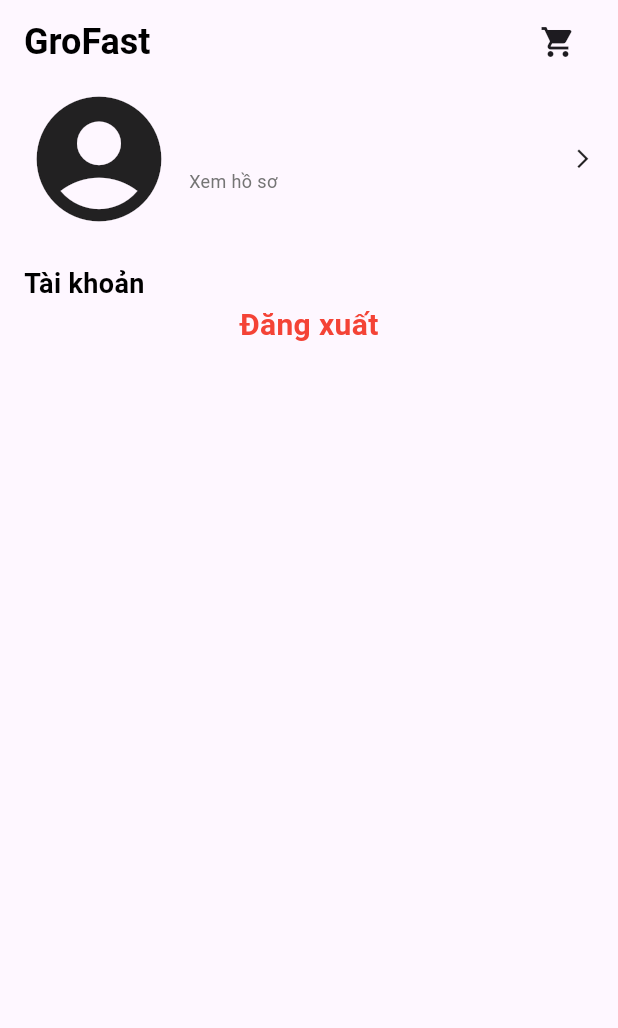
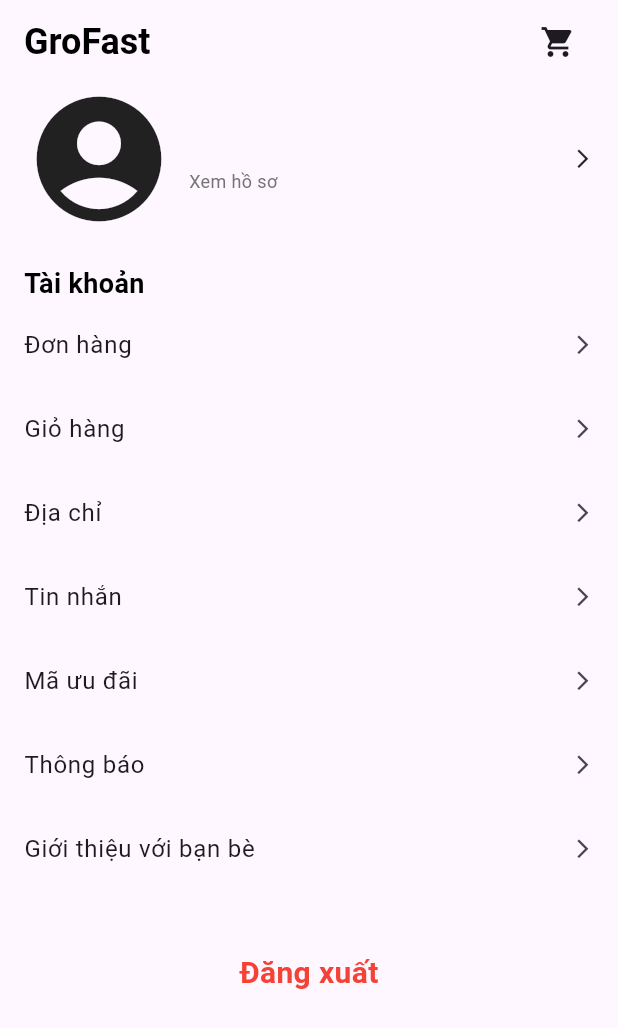
Before and after one commit to dangvcuong/GroFast_Consumers, a Flutter app: the ProFile_Management screen opened directly, on a phone screen of 412 x 824 dp. Shown: the top 1028 px of the screen. Run offline on Flutter 3.47's test engine with Material 3 defaults, Android fonts, the phone set to English and light mode, and no system bars; our stand-ins replace cloud_firestore, diacritic, eva_icons_flutter, firebase_auth, firebase_core, firebase_database and 8 more; missing offline and left inert: enefty_icons, flutter_stripe; accounts and stored records are empty; Roboto replaces fonts that are missing (Nunito).

Commit message:
Update dia chi

```diff
--- a/lib/features/shop/views/profile/profile_management.dart
+++ b/lib/features/shop/views/profile/profile_management.dart
@@ -144,7 +144,105 @@ class _ProFile_ManagementState extends State<ProFile_Management> {
                       'Tài khoản',
                       style: HAppStyle.heading4Style,
                     ),
-                    // Thêm các mục khác tương tự như mã gốc...
+                    GestureDetector(
+                      // onTap: () => Get.toNamed(HAppRoutes.listOrder),
+                      child: const ListTile(
+                        contentPadding: EdgeInsets.zero,
+                        // leading: Icon(EvaIcons.shoppingBagOutline),
+                        title: Text('Đơn hàng'),
+                        trailing: Icon(
+                          Icons.arrow_forward_ios,
+                          size: 15,
+                        ),
+                      ),
+                    ),
+                    GestureDetector(
+                      onTap: () {
+                        Navigator.push(
+                            context,
+                            MaterialPageRoute(
+                                builder: (context) => const CartScreen()));
+                      },
+                      child: const ListTile(
+                        contentPadding: EdgeInsets.zero,
+                        // leading: Icon(EvaIcons.shoppingCartOutline),
+                        title: Text('Giỏ hàng'),
+                        trailing: Icon(
+                          Icons.arrow_forward_ios,
+                          size: 15,
+                        ),
+                      ),
+                    ),
+                    GestureDetector(
+                      onTap: () {
+                        Navigator.push(
+                            context,
+                            MaterialPageRoute(
+                                builder: (context) => const AddressUser()));
+                      },
+                      child: const ListTile(
+                        contentPadding: EdgeInsets.zero,
+                        // leading: Icon(EneftyIcons.location_outline),
+                        title: Text('Địa chỉ'),
+                        trailing: Icon(
+                          Icons.arrow_forward_ios,
+                          size: 15,
+                        ),
+                      ),
+                    ),
+                    GestureDetector(
+                      // onTap: () => Get.to(AllChatScreen()),
+                      child: const ListTile(
+                        contentPadding: EdgeInsets.zero,
+                        // leading: Icon(EvaIcons.messageSquareOutline),
+                        title: Text('Tin nhắn'),
+                        trailing: Icon(
+                          Icons.arrow_forward_ios,
+                          size: 15,
+                        ),
+                      ),
+                    ),
+                    GestureDetector(
+                      onTap: () {
+                        Navigator.push(
+                            context,
+                            MaterialPageRoute(
+                                builder: (context) => const VoucherScreen()));
+                      },
+                      child: const ListTile(
+                        contentPadding: EdgeInsets.zero,
+                        // leading: Icon(EvaIcons.pricetagsOutline),
+                        title: Text('Mã ưu đãi'),
+                        trailing: Icon(
+                          Icons.arrow_forward_ios,
+                          size: 15,
+                        ),
+                      ),
+                    ),
+                    GestureDetector(
+                      onTap: () {
+                        // Get.to(const NotificationScreen());
+                      },
+                      child: const ListTile(
+                        contentPadding: EdgeInsets.zero,
+                        // leading: Icon(EvaIcons.bellOutline),
+                        title: Text('Thông báo'),
+                        trailing: Icon(
+                          Icons.arrow_forward_ios,
+                          size: 15,
+                        ),
+                      ),
+                    ),
+                    const ListTile(
+                      contentPadding: EdgeInsets.zero,
+                      // leading: Icon(EvaIcons.externalLinkOutline),
+                      title: Text('Giới thiệu với bạn bè'),
+                      trailing: Icon(
+                        Icons.arrow_forward_ios,
+                        size: 15,
+                      ),
+                    ),
+                    gapH40,
                     Center(
                       child: GestureDetector(
                         onTap: () async {
```
Also changed, not shown: lib/features/shop/views/profile/widgets/User_Address.dart (+23 -15 lines).
